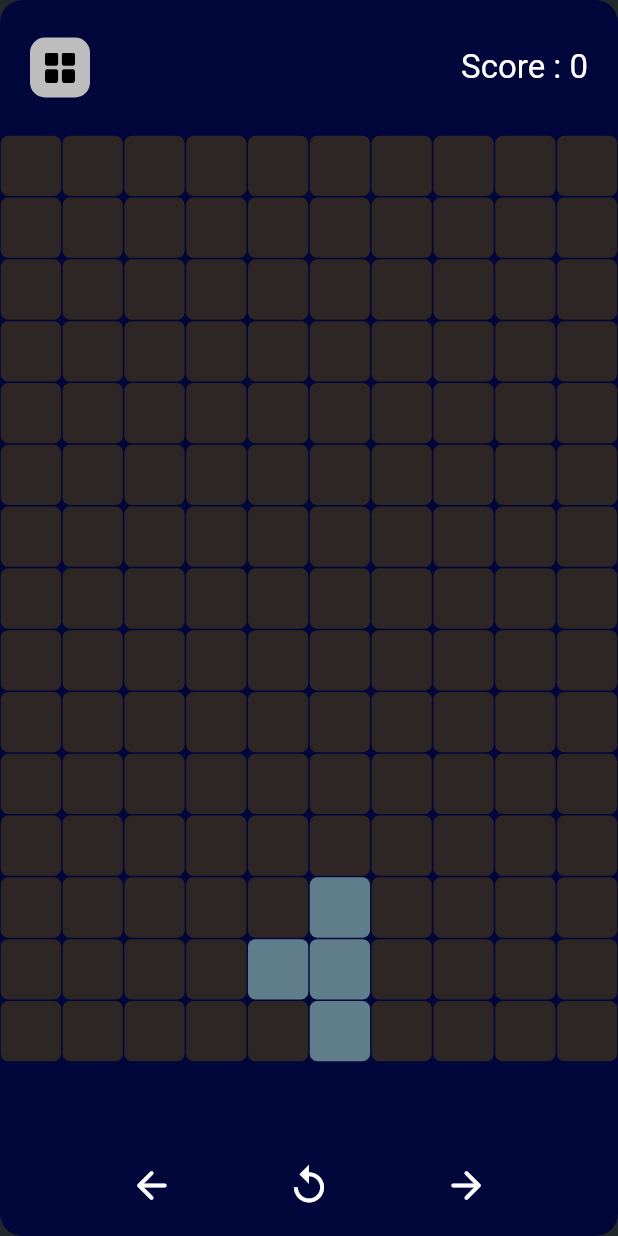
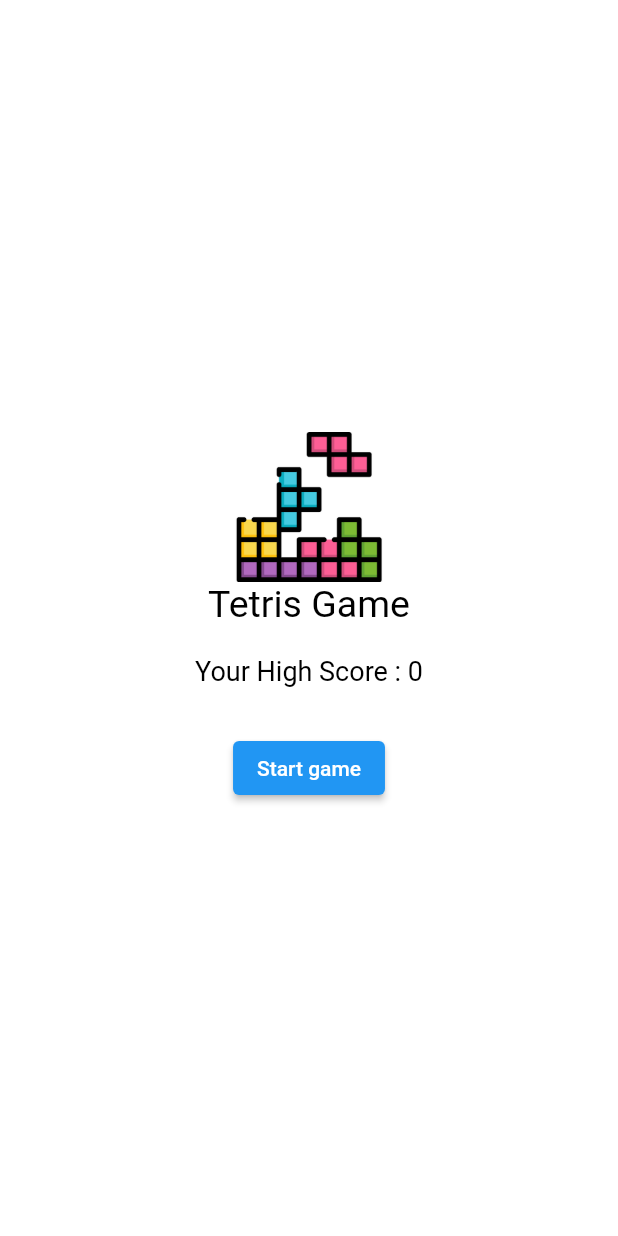
Before and after one commit to Mytester3/apps_velocity, a Flutter app: the screen it shows after launch, on a phone screen of 412 x 824 dp. Run offline on Flutter 3.47's test engine with Material 2 defaults, Android fonts, the phone set to English and light mode, and no system bars; our stand-ins replace flutter_screenutil, get, hive, hive_flutter; accounts and stored records are empty.

Commit message:
update game tetris

```diff
--- a/Week1/Dev1/Tetris/lib/main.dart
+++ b/Week1/Dev1/Tetris/lib/main.dart
@@ -1,5 +1,6 @@
 import 'package:flutter/material.dart';
 import 'package:tetris/pages/home.dart';
+import 'package:tetris/pages/start.dart';
 import 'package:tetris/utils/routes.dart';
 import 'package:tetris/widgets/drawer.dart';
 import 'package:hive/hive.dart';
@@ -29,12 +30,12 @@ class _MyAppState extends State<MyApp> {
         primarySwatch: Colors.blue,
       ),
 
-      initialRoute: "/", //this route will open first
-
+      initialRoute: Myroutes.startRoute, //this route will open first
       routes: {
         //creating routes for different pages in app
-        "/": (context) => HomePage(), //main root
+        Myroutes.homeRoute: (context) => HomePage(), //main root
         Myroutes.drawerRoute: (context) => DrawerPage(),
+        Myroutes.startRoute: (context) => StartPage(),
       },
     );
   }
--- /dev/null
+++ b/Week1/Dev1/Tetris/lib/pages/start.dart
@@ -0,0 +1,66 @@
+import 'package:flutter/material.dart';
+import 'package:hive/hive.dart';
+import 'package:tetris/utils/routes.dart';
+
+import '../utils/db.dart';
+
+class StartPage extends StatefulWidget {
+  @override
+  State<StatefulWidget> createState() => _Haha();
+
+}
+
+class _Haha extends State<StartPage> {
+  int highscore = 0;
+
+  //reference the hive box
+  final highbox = Hive.box("HighScore_db");
+  HighScoreDB db = HighScoreDB();
+
+  @override
+  void initState() {
+    if (highbox.get("SCOREDB") == null) {
+      db.createInitialData();
+      highscore = db.score;
+    } else {
+      db.loadData();
+      highscore = db.score;
+    }
+    super.initState();
+  }
+
+  @override
+  Widget build(BuildContext context) {
+    return Scaffold(
+      body: SafeArea(
+        bottom: false,
+        child: Container(
+          width: double.infinity,
+          color: Colors.white,
+          child: Column(
+            mainAxisAlignment: MainAxisAlignment.center,
+            children: [
+              Image.asset('assets/images/images.png', width: 100, height: 100,),
+              Text(
+                "Tetris Game",
+                style: TextStyle(color: Colors.black, fontSize: 25),
+              ),
+              SizedBox(height: 20),
+              Text(
+                "Your High Score : $highscore",
+                style: TextStyle(color: Colors.black, fontSize: 18),
+              ),
+              SizedBox(height: 30),
+              ElevatedButton(
+                onPressed: () {
+                  Navigator.pushNamed(context, Myroutes.homeRoute);
+                },
+                child: Text("Start game"),
+              ),
+            ],
+          ),
+        ),
+      ),
+    );
+  }
+}
--- a/Week1/Dev1/Tetris/lib/utils/routes.dart
+++ b/Week1/Dev1/Tetris/lib/utils/routes.dart
@@ -1,5 +1,6 @@
 class Myroutes{
   static String homeRoute = "/home";
   static String drawerRoute = "/drawer";
+  static String startRoute = "/start";
 
 }
--- a/Week1/Dev1/Tetris/lib/widgets/drawer.dart
+++ b/Week1/Dev1/Tetris/lib/widgets/drawer.dart
@@ -48,19 +48,6 @@ class _DrawerPageState extends State<DrawerPage> {
               padding: const EdgeInsets.all(0),
               child: Column(
                 children: [
-                  ListTile(
-                    leading: CircleAvatar(
-                      backgroundColor: Colors.white24,
-                      child: Icon(
-                        Icons.person,
-                        color: Colors.white,
-                      ),
-                    ),
-                    title: Text(
-                      "User",
-                      style: TextStyle(color: Colors.white, fontSize: 18),
-                    ),
-                  ),
                   SizedBox(
                     height: 20,
                   ),
@@ -71,7 +58,7 @@ class _DrawerPageState extends State<DrawerPage> {
                       size: 24,
                     ),
                     title: Text(
-                      "High Score: $highscore",
+                      "Record: $highscore",
                       style: TextStyle(color: Colors.white, fontSize: 18),
                     ),
                   ),
@@ -82,7 +69,7 @@ class _DrawerPageState extends State<DrawerPage> {
                       size: 24,
                     ),
                     title: Text(
-                      "About us",
+                      "About app",
                       style: TextStyle(color: Colors.white, fontSize: 18),
                     ),
                     onTap: () {
@@ -103,7 +90,7 @@ class _DrawerPageState extends State<DrawerPage> {
                                       onPressed: () => Navigator.pop(context),
                                       icon: Icon(Icons.close)),
                                   Text(
-                                    'About us',
+                                    'About application',
                                     style: TextStyle(
                                         fontWeight: FontWeight.w700,
                                         fontSize: 20),
@@ -133,7 +120,7 @@ Unlock a plethora of customization options to personalize your gaming experience
                           });
                     },
                   ),
-                  ListTile(
+                  /*ListTile(
                     leading: Icon(
                       Icons.star,
                       color: Colors.white,
@@ -143,7 +130,7 @@ Unlock a plethora of customization options to personalize your gaming experience
                       "Give a rating",
                       style: TextStyle(color: Colors.white, fontSize: 18),
                     ),
-                  ),
+                  ),*/
                 ],
               ))),
     );
```
Also changed, not shown: Week1/Dev1/Tetris/assets/images/images.png (added).
